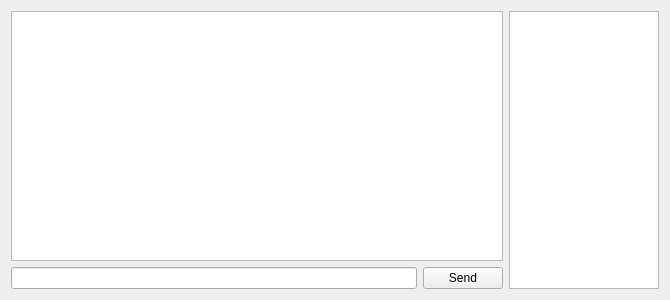
This is src/gui/irc/ircdocktabcontents.ui in Destroyerrrocket/doomseeker-unofficial as Qt 5 draws it before an edit. The edited form follows.
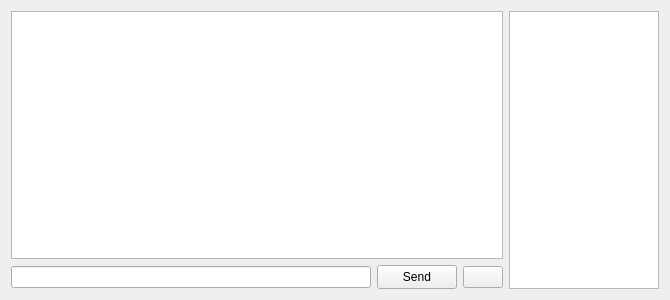
This is the edited form. Icons and pictures are not drawn. Custom widgets are drawn as their Qt base class.

Commit message: - IRC Client: URLs will now be click-able. Also added URL color to the IRC Appearance settings. - IRC Client: Added toggle-able "Pause" button preventing the text area from scrolling down automatically. - IRC Client: Added timestamps (optional, default: ON).

The edit to the form file:
```diff
--- a/src/gui/irc/ircdocktabcontents.ui
+++ b/src/gui/irc/ircdocktabcontents.ui
@@ -53,11 +53,31 @@
            <verstretch>0</verstretch>
           </sizepolicy>
          </property>
+         <property name="minimumSize">
+          <size>
+           <width>0</width>
+           <height>24</height>
+          </size>
+         </property>
          <property name="text">
           <string>Send</string>
          </property>
         </widget>
        </item>
+       <item>
+        <widget class="QPushButton" name="btnPauseTextArea">
+         <property name="toolTip">
+          <string>Do not scroll text area</string>
+         </property>
+         <property name="icon">
+          <iconset resource="../../../media/resources.qrc">
+           <normaloff>:/icons/pause.png</normaloff>:/icons/pause.png</iconset>
+         </property>
+         <property name="checkable">
+          <bool>true</bool>
+         </property>
+        </widget>
+       </item>
       </layout>
      </item>
     </layout>
```
Left out of the diff: 10 changed lines with no effect on the pictures. The commit also changes 14 other files.
